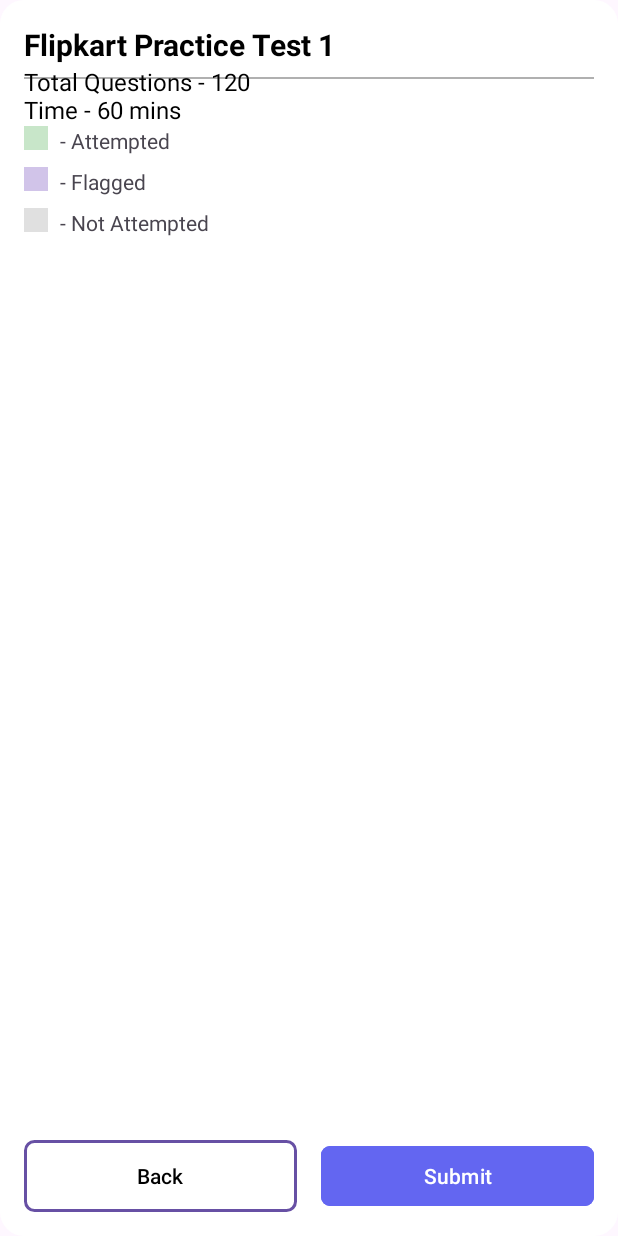
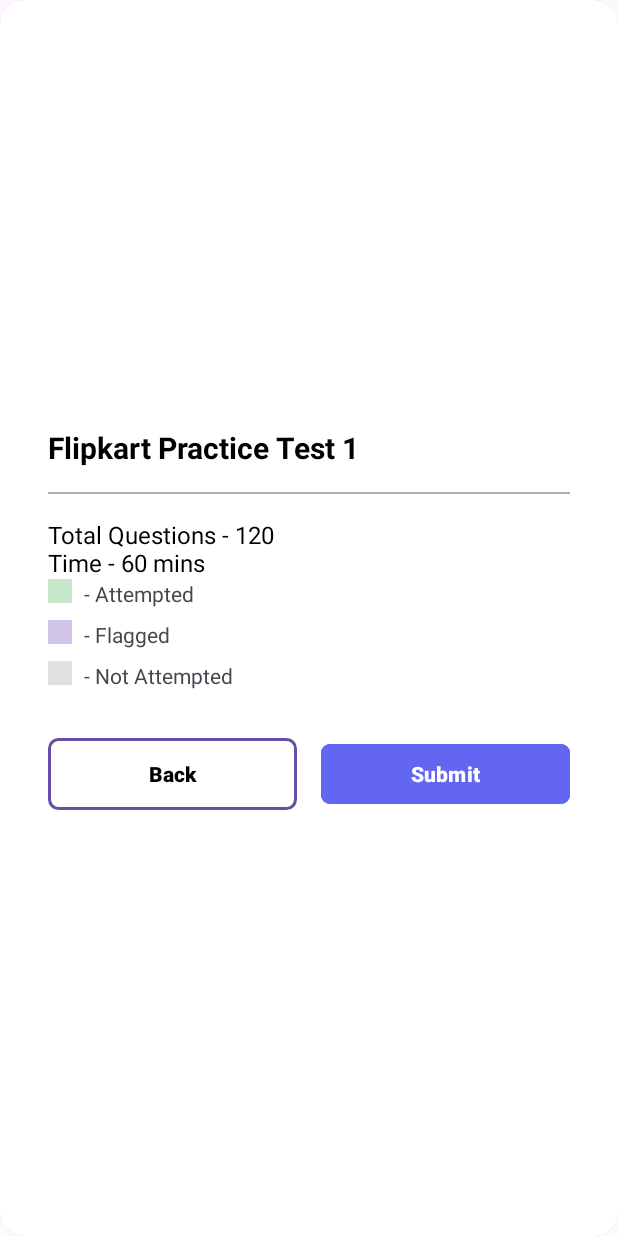
Before and after one commit to adarshaketh/examease, an Android app: the layout dialog_exam_summary.xml on its own in the app's theme, with its tools: preview values and no code run, on a phone screen of 412 x 824 dp. Run offline under Robolectric (Android 15) with nearby library versions, the phone set to English and light mode, and no system bars.

Commit message:
Improve Ui

```diff
--- /dev/null
+++ b/app/src/main/res/drawable/exam_summary_dialog_background.xml
@@ -0,0 +1,17 @@
+<?xml version="1.0" encoding="utf-8"?>
+<layer-list xmlns:android="http://schemas.android.com/apk/res/android">
+    <!-- Shadow layer -->
+    <item>
+        <shape android:shape="rectangle">
+            <solid android:color="#33000000" /> <!-- Shadow color (transparent black) -->
+            <corners android:radius="16dp" />
+        </shape>
+    </item>
+    <!-- Background layer -->
+    <item android:top="0dp" android:left="0dp" android:right="0dp" android:bottom="0dp"> <!-- Removed any extra margins -->
+        <shape android:shape="rectangle">
+            <solid android:color="@android:color/white" /> <!-- Background color -->
+            <corners android:radius="16dp" /> <!-- Corner radius for the background -->
+        </shape>
+    </item>
+</layer-list>
--- a/app/src/main/res/layout/dialog_exam_summary.xml
+++ b/app/src/main/res/layout/dialog_exam_summary.xml
@@ -5,7 +5,17 @@
     android:layout_width="match_parent"
     android:layout_height="match_parent"
     android:padding="16dp"
-    android:background="@drawable/dialog_background">
+    android:background="@drawable/exam_summary_dialog_background">
+
+    <!-- Inner ConstraintLayout -->
+    <androidx.constraintlayout.widget.ConstraintLayout
+        android:layout_width="match_parent"
+        android:layout_height="wrap_content"
+        android:padding="16dp"
+        app:layout_constraintBottom_toBottomOf="parent"
+        app:layout_constraintEnd_toEndOf="parent"
+        app:layout_constraintStart_toStartOf="parent"
+        app:layout_constraintTop_toTopOf="parent">
 
         <!-- Title -->
         <TextView
@@ -22,17 +32,19 @@
             app:layout_constraintHorizontal_bias="0.5" />
 
         <!-- Divider -->
+
+        <!-- Questions and Time Info -->
         <View
+            android:id="@+id/divider"
             android:layout_width="0dp"
             android:layout_height="1dp"
+            android:layout_marginTop="16dp"
             android:background="#B0B0B0"
+            app:layout_constraintEnd_toEndOf="parent"
+            app:layout_constraintHorizontal_bias="0.0"
             app:layout_constraintStart_toStartOf="parent"
-        app:layout_constraintEnd_toEndOf="parent"
-        app:layout_constraintTop_toBottomOf="@id/tvTitle"
-        android:layout_marginTop="8dp"
-        android:layout_marginBottom="16dp"/>
+            app:layout_constraintTop_toBottomOf="@id/tvTitle" />
 
-    <!-- Questions and Time Info -->
         <TextView
             android:id="@+id/tvQuestionsInfo"
             android:layout_width="0dp"
@@ -42,8 +54,9 @@
             android:textColor="#000000"
             app:layout_constraintStart_toStartOf="parent"
             app:layout_constraintEnd_toEndOf="parent"
-        app:layout_constraintTop_toBottomOf="@id/tvTitle"
-        android:layout_marginBottom="16dp"/>
+            app:layout_constraintTop_toBottomOf="@id/divider"
+            android:layout_marginTop="16dp" />
+
 
         <!-- Legend Section -->
         <LinearLayout
@@ -71,7 +84,7 @@
                 <TextView
                     android:layout_width="wrap_content"
                     android:layout_height="wrap_content"
-                android:text="- Attempted"
+                    android:text="@string/attempted"
                     android:textSize="14sp" />
             </LinearLayout>
 
@@ -90,7 +103,7 @@
                 <TextView
                     android:layout_width="wrap_content"
                     android:layout_height="wrap_content"
-                android:text="- Flagged"
+                    android:text="@string/flagged"
                     android:textSize="14sp" />
             </LinearLayout>
 
@@ -108,16 +121,16 @@
                 <TextView
                     android:layout_width="wrap_content"
                     android:layout_height="wrap_content"
-                android:text="- Not Attempted"
+                    android:text="@string/not_attempted"
                     android:textSize="14sp" />
             </LinearLayout>
         </LinearLayout>
 
-    <!-- Placeholder for the questions grid (rendered dynamically) -->
+        <!-- ScrollView and GridLayout for questions -->
         <ScrollView
             android:id="@+id/scrollView"
             android:layout_width="0dp"
-        android:layout_height="0dp"
+            android:layout_height="wrap_content"
             app:layout_constraintTop_toBottomOf="@id/legendSection"
             app:layout_constraintStart_toStartOf="parent"
             app:layout_constraintEnd_toEndOf="parent"
@@ -126,16 +139,16 @@
 
             <GridLayout
                 android:id="@+id/questionsGrid"
-            android:layout_width="match_parent"
+                android:layout_width="wrap_content"
                 android:layout_height="wrap_content"
                 android:columnCount="5"
-            android:layout_margin="8dp"/>
-
+                android:layout_margin="8dp" />
         </ScrollView>
 
         <!-- Back and Submit Buttons -->
         <LinearLayout
             android:id="@+id/actionButtons"
+            style="?android:attr/buttonBarStyle"
             android:layout_width="0dp"
             android:layout_height="wrap_content"
             android:orientation="horizontal"
@@ -150,22 +163,23 @@
                 android:layout_width="0dp"
                 android:layout_height="wrap_content"
                 android:layout_weight="1"
-            android:text="Back"
+                android:text="@string/back"
                 android:textColor="#000000"
                 android:backgroundTint="#FFFFFF"
                 android:layout_marginEnd="8dp"
-            android:background="@drawable/button_border"/>
+                android:background="@drawable/button_border" />
 
             <Button
                 android:id="@+id/btnSubmit"
                 android:layout_width="0dp"
                 android:layout_height="wrap_content"
                 android:layout_weight="1"
-            android:text="Submit"
+                android:text="@string/submit"
                 android:textColor="#FFFFFF"
                 android:backgroundTint="#6366F1"
                 android:layout_marginStart="8dp"
                 app:cornerRadius="6dp"/>
         </LinearLayout>
+    </androidx.constraintlayout.widget.ConstraintLayout>
 
 </androidx.constraintlayout.widget.ConstraintLayout>
--- a/app/src/main/res/values/colors.xml
+++ b/app/src/main/res/values/colors.xml
@@ -15,7 +15,7 @@
     <color name="divider_color">#D3D3D3</color>
     <color name="defaultBtnColor">#6366F1</color>
     <color name="yellow">#FFF5A1</color>
-    <color name="purpleAccent">#673AB7</color>
-    <color name="green">#4CAF50</color>
-    <color name="gray">#5E5C5C</color>
+    <color name="flagged">#D1C4E9</color>
+    <color name="attempted">#C8E6C9</color>
+    <color name="not_attempted">#E0E0E0</color>
 </resources>
--- a/app/src/main/res/values/strings.xml
+++ b/app/src/main/res/values/strings.xml
@@ -2,10 +2,10 @@
     <string name="app_name">Exam Ease</string>
     <string name="sign_in">Sign In</string>
     <string name="forgot_password">Forgot Password ?</string>
-    <string name="examease">ExamEase</string>
-    <string name="login">Login</string>
-    <string name="register">Register</string>
-    <string name="confirm_password">Confirm Password</string>
+    <string name="examease"><b>ExamEase</b></string>
+    <string name="login"><b>Login</b>Login</string>
+    <string name="register"><b>Register</b></string>
+    <string name="confirm_password"><b>Confirm Password</b></string>
     <string name="password">Password</string>
     <string name="email">Email</string>
     <string name="registration_illustration">Registration illustration</string>
@@ -20,5 +20,16 @@
     <string name="enter_your_details">Enter your details</string>
     <string name="name">Name</string>
     <string name="mobile_number">Mobile Number</string>
+    <string name="swipe_to_change_question"><b>Swipe to Change Question</b></string>
+    <string name="next"><b>Next</b></string>
+    <string name="flag"><b>Flag</b></string>
+    <string name="_99_99">99:99</string>
+    <string name="back"><b>Back</b></string>
+    <string name="summary"><b>Summary</b></string>
+    <string name="submit"><b>Submit</b></string>
+    <string name="are_you_sure_you_want_to_submit_the_exam"><b>Are you sure you want to submit the Exam?</b></string>
+    <string name="attempted">- Attempted</string>
+    <string name="flagged">- Flagged</string>
+    <string name="not_attempted">- Not Attempted</string>
 
 </resources>
```
Also changed, not shown: app/src/main/java/com/example/examease/adapter/QuestionPagerAdapter.java (+10 -5 lines), app/src/main/java/com/example/examease/helpers/Functions.java (added, +14 -0 lines), app/src/main/java/com/example/examease/quiz/ExamAttempt.java (+19 -6 lines), app/src/main/res/layout/activity_exam_attempt.xml (+10 -6 lines), app/src/main/res/layout/dialog_exam_confirm_submission.xml (+8 -25 lines). Lines whose indentation alone changed are shown as unchanged.
